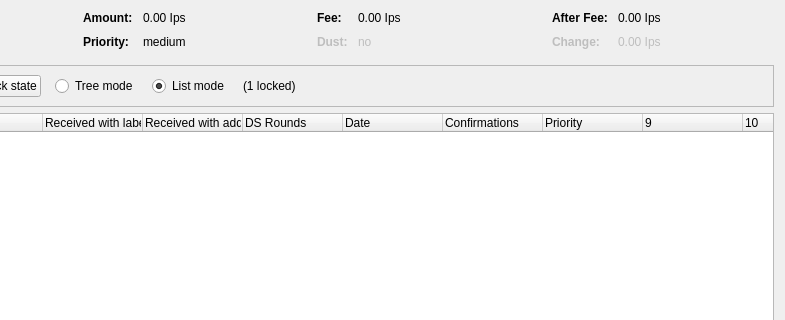
Old version of the form src/qt/forms/coincontroldialog.ui in the repository hazzardt/midas; both pictures show x 169 to 954 and y 0 to 320 of the 954 by 500 pixel window.
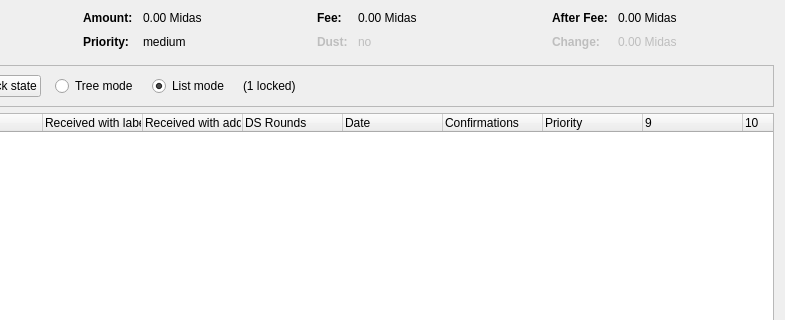
New version of the form. Custom widgets are drawn as their Qt base class.

```diff
--- a/src/qt/forms/coincontroldialog.ui
+++ b/src/qt/forms/coincontroldialog.ui
@@ -132,7 +132,7 @@
           <enum>Qt::ActionsContextMenu</enum>
          </property>
          <property name="text">
-          <string notr="true">0.00 Ips</string>
+          <string notr="true">0.00 Midas</string>
          </property>
          <property name="textInteractionFlags">
           <set>Qt::LinksAccessibleByMouse|Qt::TextSelectableByKeyboard|Qt::TextSelectableByMouse</set>
@@ -206,7 +206,7 @@
           <enum>Qt::ActionsContextMenu</enum>
          </property>
          <property name="text">
-          <string notr="true">0.00 Ips</string>
+          <string notr="true">0.00 Midas</string>
          </property>
          <property name="textInteractionFlags">
           <set>Qt::LinksAccessibleByMouse|Qt::TextSelectableByKeyboard|Qt::TextSelectableByMouse</set>
@@ -286,7 +286,7 @@
           <enum>Qt::ActionsContextMenu</enum>
          </property>
          <property name="text">
-          <string notr="true">0.00 Ips</string>
+          <string notr="true">0.00 Midas</string>
          </property>
          <property name="textInteractionFlags">
           <set>Qt::LinksAccessibleByMouse|Qt::TextSelectableByKeyboard|Qt::TextSelectableByMouse</set>
@@ -321,7 +321,7 @@
           <enum>Qt::ActionsContextMenu</enum>
          </property>
          <property name="text">
-          <string notr="true">0.00 Ips</string>
+          <string notr="true">0.00 Midas</string>
          </property>
          <property name="textInteractionFlags">
           <set>Qt::LinksAccessibleByMouse|Qt::TextSelectableByKeyboard|Qt::TextSelectableByMouse</set>
```
